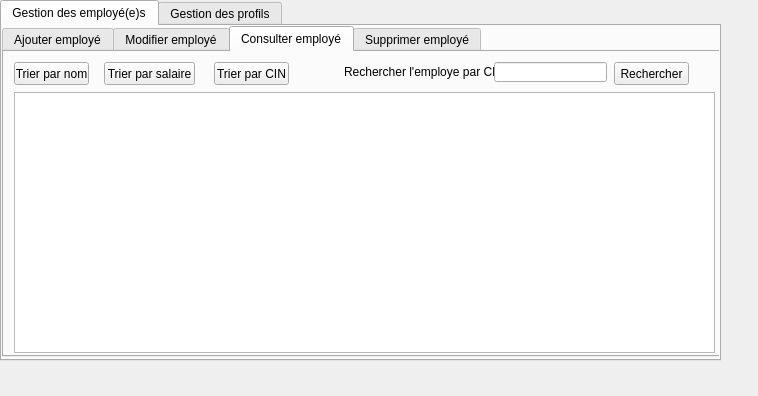
The window that gest_emp_auth.ui (ahmedmanaa21/Projet2A10_SmartCinema) describes before a commit, drawn with Qt 5.
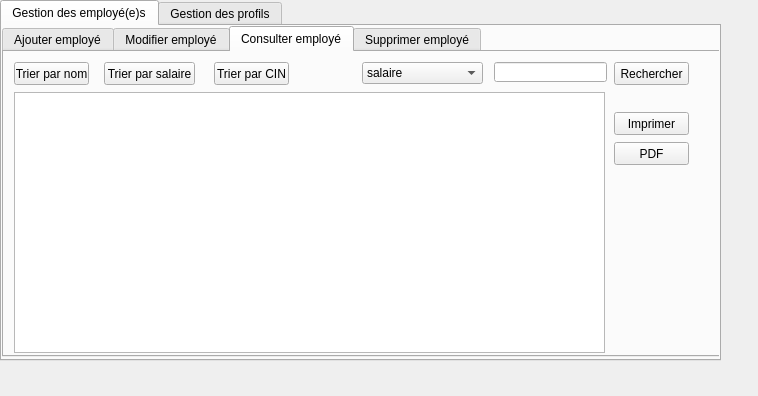
The same window after the commit. The open tabs and pages were chosen to show the change.

What changed in the file:
```diff
--- a/gest_emp_auth.ui
+++ b/gest_emp_auth.ui
@@ -482,7 +482,7 @@
         <rect>
          <x>10</x>
          <y>40</y>
-         <width>701</width>
+         <width>591</width>
          <height>261</height>
         </rect>
        </property>
@@ -526,19 +526,6 @@
         <string>Trier par CIN</string>
        </property>
       </widget>
-      <widget class="QLabel" name="label_19">
-       <property name="geometry">
-        <rect>
-         <x>340</x>
-         <y>10</y>
-         <width>161</width>
-         <height>20</height>
-        </rect>
-       </property>
-       <property name="text">
-        <string>Rechercher l'employe par CIN :</string>
-       </property>
-      </widget>
       <widget class="QPushButton" name="pushButton_rechercheremp">
        <property name="geometry">
         <rect>
@@ -562,7 +549,58 @@
         </rect>
        </property>
        <property name="maxLength">
-        <number>8</number>
+        <number>20</number>
+       </property>
+      </widget>
+      <widget class="QComboBox" name="comboBox">
+       <property name="geometry">
+        <rect>
+         <x>358</x>
+         <y>10</y>
+         <width>121</width>
+         <height>22</height>
+        </rect>
+       </property>
+       <item>
+        <property name="text">
+         <string>salaire</string>
+        </property>
+       </item>
+       <item>
+        <property name="text">
+         <string>cin</string>
+        </property>
+       </item>
+       <item>
+        <property name="text">
+         <string>nom</string>
+        </property>
+       </item>
+      </widget>
+      <widget class="QPushButton" name="pushButton_imprimer">
+       <property name="geometry">
+        <rect>
+         <x>610</x>
+         <y>60</y>
+         <width>75</width>
+         <height>23</height>
+        </rect>
+       </property>
+       <property name="text">
+        <string>Imprimer</string>
+       </property>
+      </widget>
+      <widget class="QPushButton" name="pushButton_pdf">
+       <property name="geometry">
+        <rect>
+         <x>610</x>
+         <y>90</y>
+         <width>75</width>
+         <height>23</height>
+        </rect>
+       </property>
+       <property name="text">
+        <string>PDF</string>
        </property>
       </widget>
      </widget>
```
Left out of the diff: 65 changed lines with no effect on the pictures.
